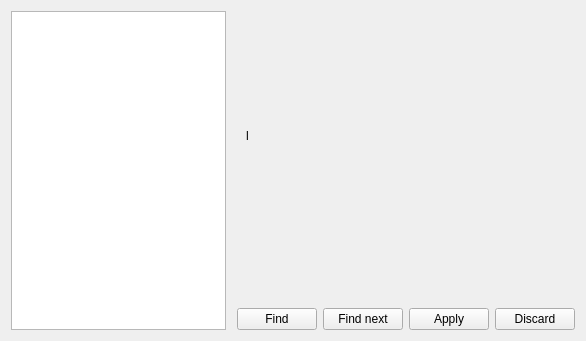
Above: plugins/refactoring/refactoringSupport/refactoringWindow.ui from qreal/qreal before the change. Below: the same form after it.
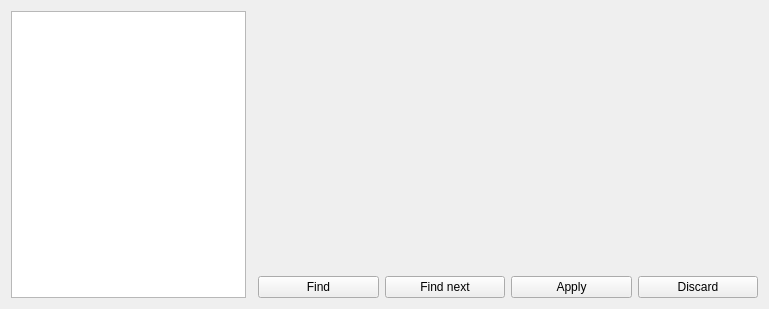
That is the form after the change. Icons and pictures are not drawn.

Commit message: added actions of refactoring search, fixed some problems

Diff of the .ui file:
```diff
--- a/plugins/refactoring/refactoringSupport/refactoringWindow.ui
+++ b/plugins/refactoring/refactoringSupport/refactoringWindow.ui
@@ -6,8 +6,8 @@
    <rect>
     <x>0</x>
     <y>0</y>
-    <width>586</width>
-    <height>341</height>
+    <width>769</width>
+    <height>309</height>
    </rect>
   </property>
   <property name="windowTitle">
@@ -37,7 +37,7 @@
        </property>
        <property name="sizeHint" stdset="0">
         <size>
-         <width>40</width>
+         <width>20</width>
          <height>20</height>
         </size>
        </property>
@@ -47,9 +47,15 @@
       <layout class="QVBoxLayout" name="verticalLayout">
        <item>
         <widget class="QWidget" name="refactoringImage" native="true">
+         <property name="sizePolicy">
+          <sizepolicy hsizetype="Expanding" vsizetype="Preferred">
+           <horstretch>0</horstretch>
+           <verstretch>0</verstretch>
+          </sizepolicy>
+         </property>
          <property name="minimumSize">
           <size>
-           <width>300</width>
+           <width>500</width>
            <height>250</height>
           </size>
          </property>
@@ -69,7 +75,7 @@
              </size>
             </property>
             <property name="text">
-             <string>l</string>
+             <string/>
             </property>
            </widget>
           </item>
```
The commit also changes 19 other files.
